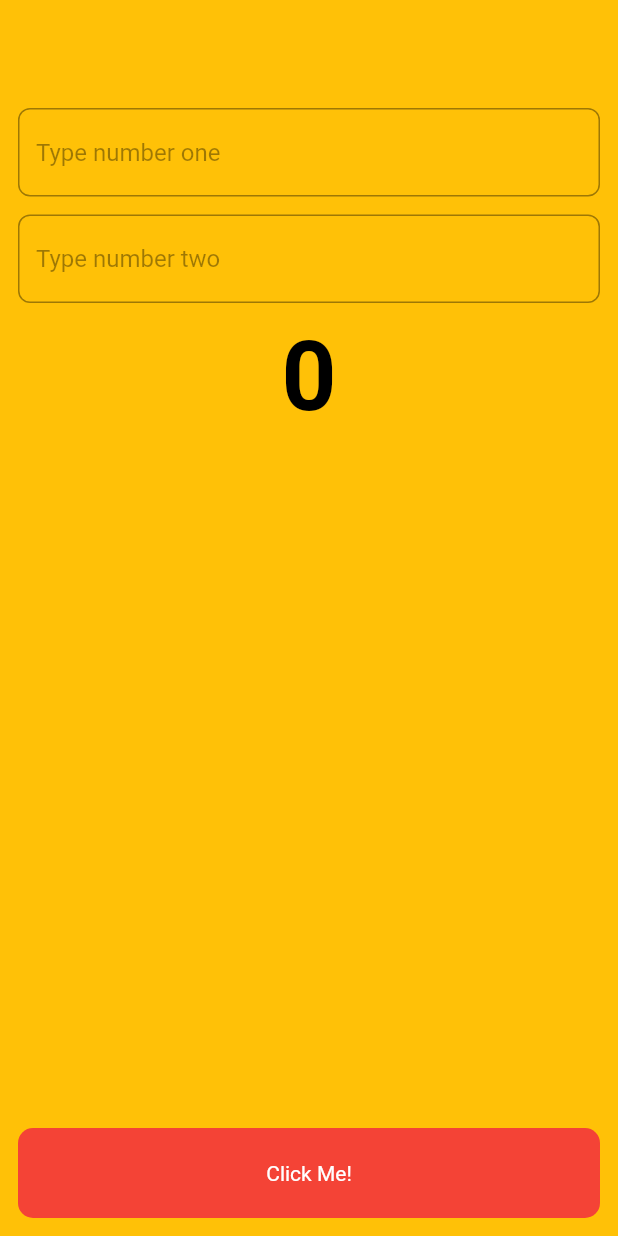
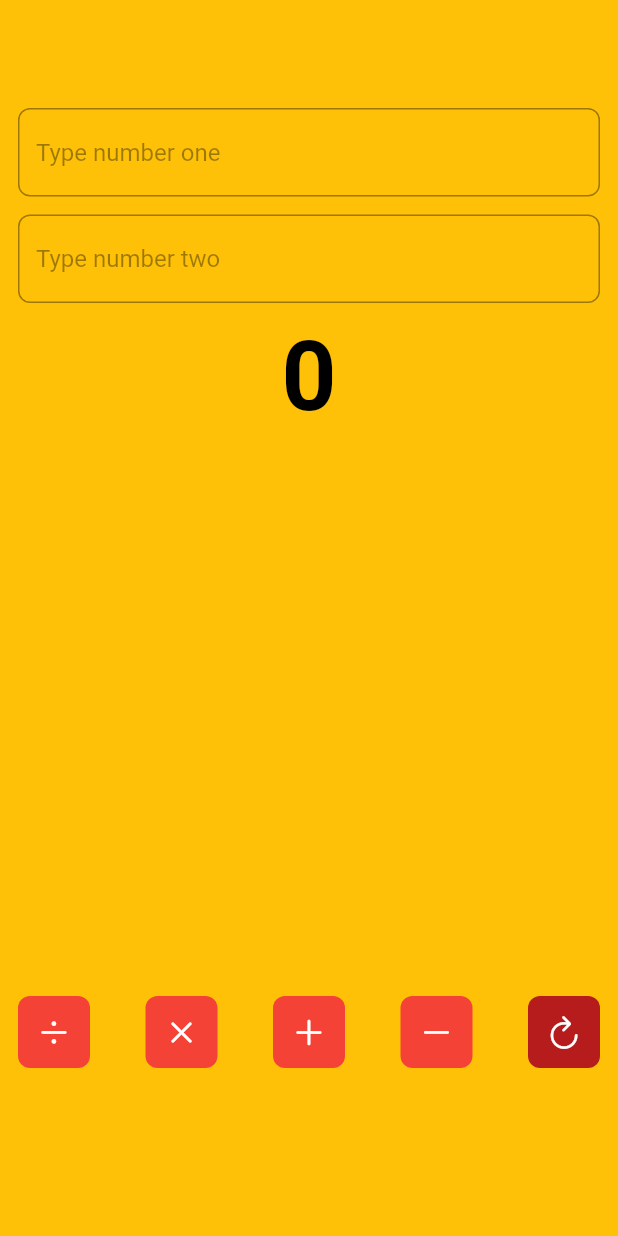
Before and after one commit to sankarbiswas07/flutter_calculator, a Flutter app: the screen it shows after launch, on a phone screen of 412 x 824 dp. Run offline on Flutter 3.47's test engine with Material 2 defaults, Android fonts, the phone set to English and light mode, and no system bars.

Commit message:
#6: calculator design -in progress 2/2

```diff
--- a/lib/views/calculator_view.dart
+++ b/lib/views/calculator_view.dart
@@ -1,3 +1,4 @@
+import 'package:flutter/cupertino.dart';
 import 'package:flutter/material.dart';
 
 class CalculatorView extends StatelessWidget {
@@ -23,26 +24,97 @@ class CalculatorView extends StatelessWidget {
             ),
           ),
           const Spacer(),
+          // button: plus
+          Row(
+            mainAxisAlignment: MainAxisAlignment.spaceBetween,
+            children: [
+              // button: divide
               Container(
-            height: 60,
-            width: double.infinity, // Full width
+                height: 48,
+                width: 48, // Full width
                 decoration: BoxDecoration(
                   color: Colors.red, // Red background color
-              borderRadius: BorderRadius.circular(10), // 10px border radius
+                  borderRadius: BorderRadius.circular(8), // 10px border radius
                 ),
                 child: InkWell(
                   onTap: () {
                     // Add your button click logic here
+                    print("> / ");
                   },
-              child: const Center(
-                child: Text(
-                  'Click Me!',
-                  style:
-                      TextStyle(color: Colors.white), // Set text color to white
+                  child: const Icon(CupertinoIcons.divide, color: Colors.white),
                 ),
               ),
+              // button: multiply
+              Container(
+                height: 48,
+                width: 48, // Full width
+                decoration: BoxDecoration(
+                  color: Colors.red, // Red background color
+                  borderRadius: BorderRadius.circular(8), // 10px border radius
+                ),
+                child: InkWell(
+                  onTap: () {
+                    // Add your button click logic here
+                    print("> x ");
+                  },
+                  child:
+                      const Icon(CupertinoIcons.multiply, color: Colors.white),
                 ),
               ),
+              // button: plus
+              Container(
+                height: 48,
+                width: 48, // Full width
+                decoration: BoxDecoration(
+                  color: Colors.red, // Red background color
+                  borderRadius: BorderRadius.circular(8), // 10px border radius
+                ),
+                child: InkWell(
+                  onTap: () {
+                    // Add your button click logic here
+                    print("> + ");
+                  },
+                  child: const Icon(CupertinoIcons.add, color: Colors.white),
+                ),
+              ),
+              // button: minus
+              Container(
+                height: 48,
+                width: 48, // Full width
+                decoration: BoxDecoration(
+                  color: Colors.red, // Red background color
+                  borderRadius: BorderRadius.circular(8), // 10px border radius
+                ),
+                child: InkWell(
+                  onTap: () {
+                    // Add your button click logic here
+                    print("> - ");
+                  },
+                  child: const Icon(CupertinoIcons.minus, color: Colors.white),
+                ),
+              ),
+              // button: divide
+              Container(
+                height: 48,
+                width: 48, // Full width
+                decoration: BoxDecoration(
+                  color: Colors.red[900], // Red background color
+                  borderRadius: BorderRadius.circular(8), // 10px border radius
+                ),
+                child: InkWell(
+                  onTap: () {
+                    // Add your button click logic here
+                    print("> / ");
+                  },
+                  child: const Icon(CupertinoIcons.refresh_thin,
+                      color: Colors.white),
+                ),
+              ),
+            ],
+          ),
+          const SizedBox(
+            height: 100,
+          )
         ],
       ),
     );
```
Lines whose indentation alone changed are shown as unchanged.
